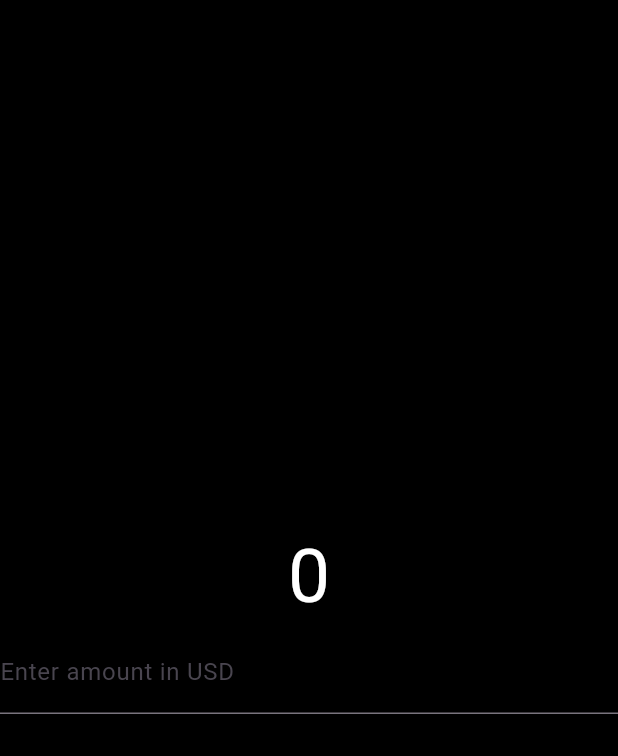
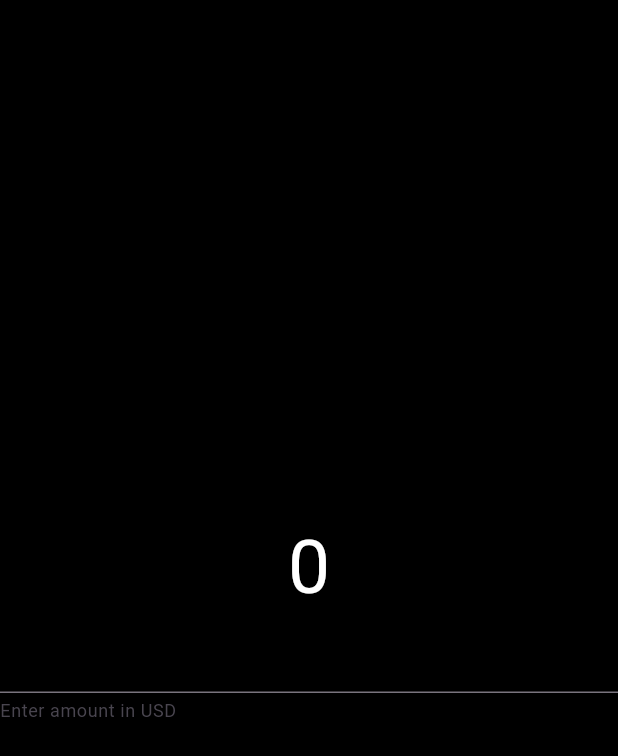
Before and after one commit to DragonEmperor9480/currency_converter, a Flutter app: the screen it shows after launch, on a phone screen of 412 x 824 dp. Shown: the top 756 px of the screen. Run offline on Flutter 3.47's test engine with Material 3 defaults, Android fonts, the phone set to English and light mode, and no system bars.

```diff
--- a/lib/currency_converter_material_design.dart
+++ b/lib/currency_converter_material_design.dart
@@ -22,7 +22,7 @@ class CurrencyConverterMaterialPage extends StatelessWidget {
             color: Colors.cyan,
           ),
           decoration: InputDecoration(
-            labelText: "Enter amount in USD"
+            helperText: "Enter amount in USD"
 
           ),
         )
```
